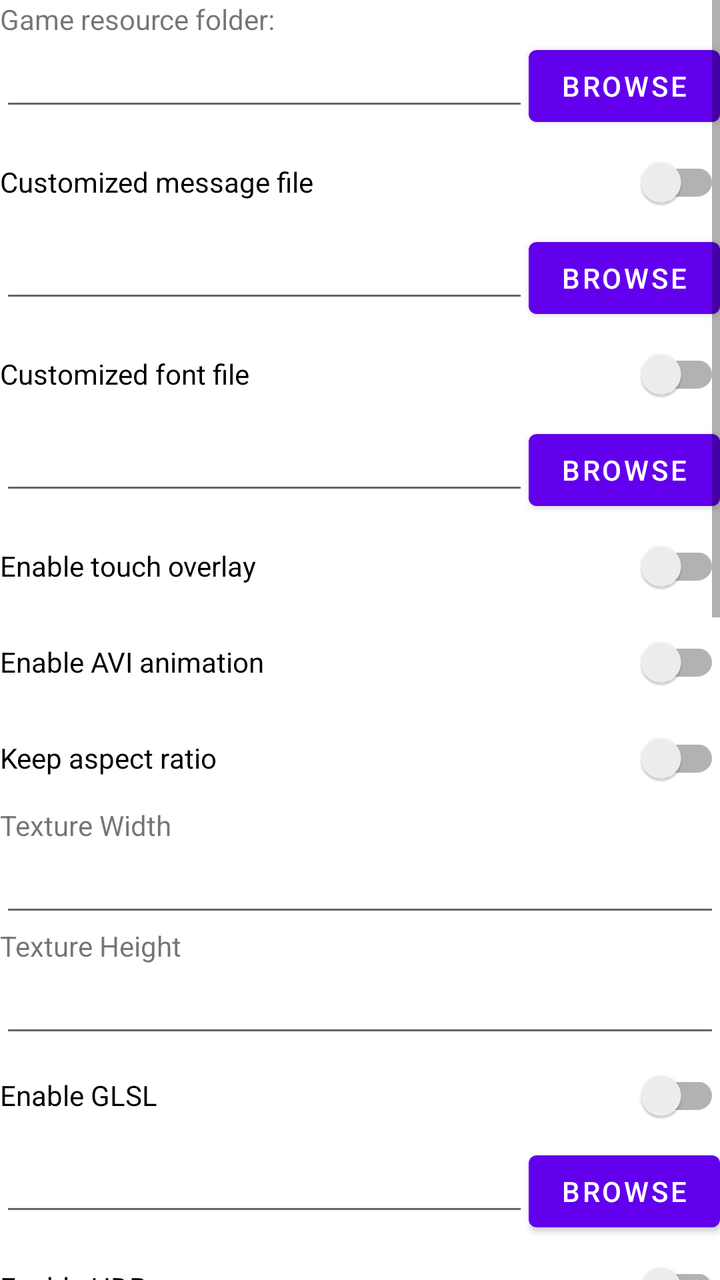
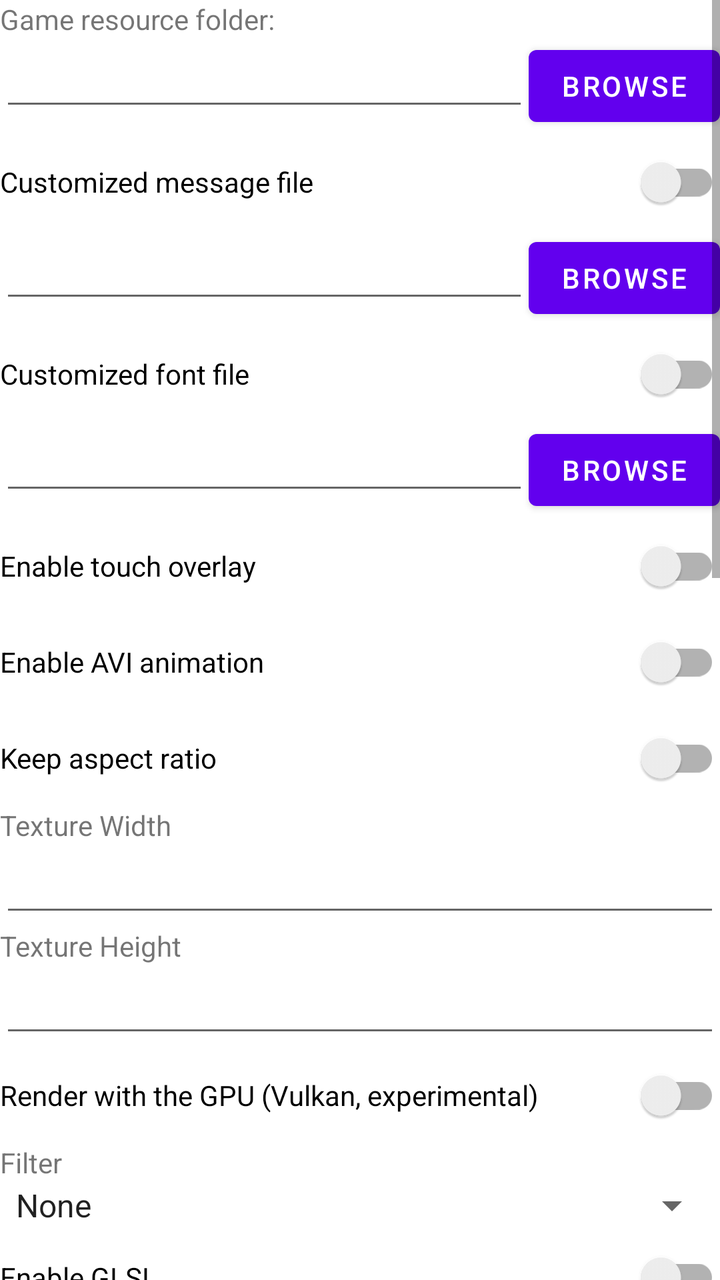

Two renders of the same Android screen: before a commit and after it. Below are the layout's source before the change and the commit's diff.
<!-- AndroidManifest.xml: fallback theme Theme.MaterialComponents.DayNight.NoActionBar -->
<!-- res/layout/content_settings.xml -->
<?xml version="1.0" encoding="utf-8"?>
<android.widget.LinearLayout xmlns:android="http://schemas.android.com/apk/res/android"
    xmlns:app="http://schemas.android.com/apk/res-auto"
    xmlns:tools="http://schemas.android.com/tools"
    android:layout_width="match_parent"
    android:layout_height="match_parent"
    app:layout_behavior="@string/appbar_scrolling_view_behavior"
    tools:context="com.sdlpal.sdlpal.SettingsActivity"
    tools:showIn="@layout/activity_settings">

    <ScrollView
        android:id="@+id/svParent"
        android:layout_width="match_parent"
        android:layout_height="match_parent">

        <LinearLayout
            android:layout_width="match_parent"
            android:layout_height="match_parent"
            android:orientation="vertical"
            android:focusable="true" 
            android:focusableInTouchMode="true"
            >

            <TextView
                android:id="@+id/autotext"
                android:nextFocusUp="@id/autotext" 
                android:nextFocusLeft="@id/autotext"
                android:layout_width="wrap_content"
                android:layout_height="wrap_content"
                android:text="@string/label_folder"
                tools:layout_editor_absoluteX="8dp"
                tools:layout_editor_absoluteY="-1dp" />

            <LinearLayout
                android:layout_width="match_parent"
                android:layout_height="wrap_content"
                android:orientation="horizontal">
                <EditText
                    android:id="@+id/edFolder"
                    android:layout_width="0dp"
                    android:layout_height="wrap_content"
                    android:layout_weight="1"
                    android:ems="10"
                    android:inputType="textUri"
                    tools:layout_editor_absoluteX="8dp"
                    tools:layout_editor_absoluteY="16dp" />
                <Button
                    android:id="@+id/btnBrowseFolder"
                    android:layout_width="wrap_content"
                    android:layout_height="wrap_content"
                    android:text="@string/action_browse" />
            </LinearLayout>

            <androidx.appcompat.widget.SwitchCompat
                android:id="@+id/swMsgFile"
                android:layout_width="match_parent"
                android:layout_height="wrap_content"
                android:text="@string/action_usemsgfile"
                tools:layout_editor_absoluteX="8dp"
                tools:layout_editor_absoluteY="191dp" />

            <LinearLayout
                android:layout_width="match_parent"
                android:layout_height="wrap_content"
                android:orientation="horizontal">
                <EditText
                    android:id="@+id/edMsgFile"
                    android:layout_width="0dp"
                    android:layout_height="wrap_content"
                    android:layout_weight="1"
                    android:ems="10"
                    android:inputType="textUri" />

                <Button
                    android:id="@+id/btnBrowseMsgFile"
                    android:layout_width="wrap_content"
                    android:layout_height="wrap_content"
                    android:text="@string/action_browse" />
            </LinearLayout>

            <androidx.appcompat.widget.SwitchCompat
                android:id="@+id/swFontFile"
                android:layout_width="match_parent"
                android:layout_height="wrap_content"
                android:text="@string/action_usefontfile" />

            <LinearLayout
                android:layout_width="match_parent"
                android:layout_height="wrap_content"
                android:orientation="horizontal">
                <EditText
                    android:id="@+id/edFontFile"
                    android:layout_width="0dp"
                    android:layout_height="wrap_content"
                    android:ems="10"
                    android:layout_weight="1"
                    android:inputType="textUri" />
                <Button
                    android:id="@+id/btnBrowseFontFile"
                    android:layout_width="wrap_content"
                    android:layout_height="wrap_content"
                    android:text="@string/action_browse" />
            </LinearLayout>

            <androidx.appcompat.widget.SwitchCompat
                android:id="@+id/swTouch"
                android:layout_width="match_parent"
                android:layout_height="wrap_content"
                android:text="@string/action_touch"
                tools:layout_editor_absoluteX="8dp"
                tools:layout_editor_absoluteY="228dp" />

            <androidx.appcompat.widget.SwitchCompat
                android:id="@+id/swAVI"
                android:layout_width="match_parent"
                android:layout_height="wrap_content"
                android:text="@string/action_avi"
                tools:layout_editor_absoluteX="8dp"
                tools:layout_editor_absoluteY="228dp" />

            <androidx.appcompat.widget.SwitchCompat
                android:id="@+id/swAspect"
                android:layout_width="match_parent"
                android:layout_height="wrap_content"
                android:text="@string/action_aspect"
                tools:layout_editor_absoluteX="8dp"
                tools:layout_editor_absoluteY="269dp" />

            <TextView
                android:id="@+id/textView"
                android:layout_width="match_parent"
                android:layout_height="wrap_content"
                android:text="@string/texture_width" />

            <EditText
                android:id="@+id/edTextureWidth"
                android:layout_width="match_parent"
                android:layout_height="wrap_content"
                android:ems="10"
                android:inputType="numberSigned" />

            <TextView
                android:id="@+id/textView2"
                android:layout_width="match_parent"
                android:layout_height="wrap_content"
                android:text="@string/texture_height" />

            <EditText
                android:id="@+id/edTextureHeight"
                android:layout_width="match_parent"
                android:layout_height="wrap_content"
                android:ems="10"
                android:inputType="numberSigned" />

            <androidx.appcompat.widget.SwitchCompat
                android:id="@+id/swEnableGLSL"
                android:layout_width="match_parent"
                android:layout_height="wrap_content"
                android:text="@string/enable_glsl"
                tools:layout_editor_absoluteX="8dp"
                tools:layout_editor_absoluteY="228dp" />

            <LinearLayout
                android:id="@+id/glslBlock"
                android:layout_width="match_parent"
                android:layout_height="match_parent"
                android:focusable="true"
                android:focusableInTouchMode="true"
                android:orientation="vertical">

                <LinearLayout
                    android:layout_width="match_parent"
                    android:layout_height="match_parent"
                    android:orientation="horizontal">

                    <EditText
                        android:id="@+id/edShader"
                        android:layout_width="0dp"
                        android:layout_height="wrap_content"
                        android:layout_weight="1"
                        android:ems="10"
                        android:inputType="textUri" />

                    <Button
                        android:id="@+id/btnBrowseShader"
                        android:layout_width="wrap_content"
                        android:layout_height="wrap_content"
                        android:text="@string/action_browse" />
                </LinearLayout>

                <androidx.appcompat.widget.SwitchCompat
                    android:id="@+id/swEnableHDR"
                    android:layout_width="match_parent"
                    android:layout_height="wrap_content"
                    android:text="@string/enable_hdr"
                    tools:layout_editor_absoluteX="8dp"
                    tools:layout_editor_absoluteY="228dp" />

            </LinearLayout>

            <androidx.appcompat.widget.SwitchCompat
                android:id="@+id/swStereo"
                android:layout_width="match_parent"
                android:layout_height="wrap_content"
                android:text="@string/action_stereo"
                tools:layout_editor_absoluteX="8dp"
                tools:layout_editor_absoluteY="311dp" />

            <TextView
                android:layout_width="match_parent"
                android:layout_height="wrap_content"
                android:text="@string/label_musvol" />

            <SeekBar
                android:id="@+id/sbMusVol"
                android:layout_width="match_parent"
                android:layout_height="wrap_content"
                android:max="100" />

            <TextView
                android:layout_width="match_parent"
                android:layout_height="wrap_content"
                android:text="@string/label_sfxvol" />

            <SeekBar
                android:id="@+id/sbSFXVol"
                android:layout_width="match_parent"
                android:layout_height="wrap_content"
                android:max="100" />

            <TextView
                android:layout_width="match_parent"
                android:layout_height="wrap_content"
                android:text="@string/label_quality" />

            <SeekBar
                android:id="@+id/sbQuality"
                android:layout_width="match_parent"
                android:layout_height="wrap_content"
                android:max="4" />

            <TextView
                android:layout_width="match_parent"
                android:layout_height="wrap_content"
                android:text="@string/label_audrate" />

            <androidx.appcompat.widget.AppCompatSpinner
                android:id="@+id/spSample"
                android:layout_width="match_parent"
                android:layout_height="wrap_content"
                android:entries="@array/audio_rate"/>

            <TextView
                android:layout_width="match_parent"
                android:layout_height="wrap_content"
                android:text="@string/label_bufsize" />

            <androidx.appcompat.widget.AppCompatSpinner
                android:id="@+id/spBuffer"
                android:layout_width="match_parent"
                android:layout_height="wrap_content"
                android:entries="@array/buffer_size" />

            <TextView
                android:layout_width="match_parent"
                android:layout_height="wrap_content"
                android:text="@string/label_cdfmt" />

            <androidx.appcompat.widget.AppCompatSpinner
                android:id="@+id/spCDFmt"
                android:layout_width="match_parent"
                android:layout_height="wrap_content"
                android:entries="@array/cd_format" />

            <TextView
                android:layout_width="match_parent"
                android:layout_height="wrap_content"
                android:text="@string/label_musfmt" />

            <androidx.appcompat.widget.AppCompatSpinner
                android:id="@+id/spMusFmt"
                android:layout_width="match_parent"
                android:layout_height="wrap_content"
                android:entries="@array/music_format" />

            <LinearLayout
                android:id="@+id/layoutOPL"
                android:layout_width="match_parent"
                android:layout_height="match_parent"
                android:orientation="vertical">

                <TextView
                    android:layout_width="match_parent"
                    android:layout_height="wrap_content"
                    android:text="@string/label_oplrate" />

                <androidx.appcompat.widget.AppCompatSpinner
                    android:id="@+id/spOPLRate"
                    android:layout_width="match_parent"
                    android:layout_height="wrap_content"
                    android:entries="@array/opl_rate" />

                <TextView
                    android:layout_width="match_parent"
                    android:layout_height="wrap_content"
                    android:text="@string/label_oplcore" />

                <androidx.appcompat.widget.AppCompatSpinner
                    android:id="@+id/spOPLCore"
                    android:layout_width="match_parent"
                    android:layout_height="wrap_content"
                    android:entries="@array/opl_core" />

                <TextView
                    android:layout_width="match_parent"
                    android:layout_height="wrap_content"
                    android:text="@string/label_oplchip" />

                <androidx.appcompat.widget.AppCompatSpinner
                    android:id="@+id/spOPLChip"
                    android:layout_width="match_parent"
                    android:layout_height="wrap_content"
                    android:entries="@array/opl_chip" />

                <androidx.appcompat.widget.SwitchCompat
                    android:id="@+id/swSurround"
                    android:layout_width="match_parent"
                    android:layout_height="wrap_content"
                    android:text="@string/action_suropl" />

            </LinearLayout>

            <TextView
                android:layout_width="match_parent"
                android:layout_height="wrap_content"
                android:text="@string/label_loglevel" />

            <androidx.appcompat.widget.AppCompatSpinner
                android:id="@+id/spLogLevel"
                android:layout_width="match_parent"
                android:layout_height="wrap_content"
                android:entries="@array/log_level" />

            <androidx.appcompat.widget.SwitchCompat
                android:id="@+id/swLogFile"
                android:layout_width="match_parent"
                android:layout_height="wrap_content"
                android:text="@string/action_uselogfile" />

            <EditText
                android:id="@+id/edLogFile"
                android:layout_width="match_parent"
                android:layout_height="wrap_content"
                android:ems="10"
                android:inputType="textUri" />

            <androidx.gridlayout.widget.GridLayout
                app:columnCount="3"
                app:rowCount="1"
                android:layout_width="match_parent"
                android:layout_height="match_parent">

                <Button
                    android:id="@+id/btnDefault"
                    android:layout_width="wrap_content"
                    android:layout_height="wrap_content"
                    android:layout_alignParentLeft="true"
                    android:layout_alignParentStart="true"
                    android:layout_centerVertical="true"
                    android:text="@string/action_default"
                    app:layout_column="0"
                    app:layout_columnWeight="1" />

                <Button
                    android:id="@+id/btnReset"
                    android:layout_width="wrap_content"
                    android:layout_height="wrap_content"
                    android:layout_alignParentEnd="true"
                    android:layout_alignParentRight="true"
                    android:layout_centerVertical="true"
                    android:text="@string/action_restore"
                    app:layout_column="1"
                    app:layout_columnWeight="1" />

                <Button
                    android:id="@+id/btnFinish"
                    android:layout_width="wrap_content"
                    android:layout_height="wrap_content"
                    android:layout_alignParentEnd="true"
                    android:layout_alignParentRight="true"
                    android:layout_centerVertical="true"
                    android:text="@string/action_finish"
                    app:layout_column="2"
                    app:layout_columnWeight="1" />
            </androidx.gridlayout.widget.GridLayout>

        </LinearLayout>
    </ScrollView>
</android.widget.LinearLayout>
<!-- res/layout/activity_settings.xml (included above) -->
<?xml version="1.0" encoding="utf-8"?>
<androidx.coordinatorlayout.widget.CoordinatorLayout xmlns:android="http://schemas.android.com/apk/res/android"
    xmlns:app="http://schemas.android.com/apk/res-auto"
    xmlns:tools="http://schemas.android.com/tools"
    android:layout_width="match_parent"
    android:layout_height="match_parent"
    tools:context="com.sdlpal.sdlpal.SettingsActivity">

    <com.google.android.material.appbar.AppBarLayout
        android:layout_width="match_parent"
        android:layout_height="wrap_content"
        android:theme="@style/AppTheme.AppBarOverlay">

        <androidx.appcompat.widget.Toolbar
            android:id="@+id/toolbar"
            android:layout_width="match_parent"
            android:layout_height="?attr/actionBarSize"
            app:popupTheme="@style/AppTheme.PopupOverlay"
            app:subtitle="@string/title_settings"
            app:title="@string/app_name" />

    </com.google.android.material.appbar.AppBarLayout>

    <include layout="@layout/content_settings" />

</androidx.coordinatorlayout.widget.CoordinatorLayout>
<!-- resources referenced by this layout -->
<resources>
  <string-array name="audio_rate" translatable="false">
          <item>11025</item>
          <item>22050</item>
          <item>44100</item>
          <item>48000</item>
      </string-array>
  <string-array name="buffer_size" translatable="false">
          <item>512</item>
          <item>1024</item>
          <item>2048</item>
          <item>4096</item>
          <item>8192</item>
      </string-array>
  <string-array name="cd_format" translatable="false">
          <item>None</item>
          <item>MP3</item>
          <item>OGG</item>
          <item>OPUS</item>
      </string-array>
  <string-array name="log_level">
          <item>Verbose</item>
          <item>Debug</item>
          <item>Informational</item>
          <item>Warning</item>
          <item>Error</item>
          <item>Fatal</item>
      </string-array>
  <string-array name="music_format" translatable="false">
          <item>MIDI</item>
          <item>RIX</item>
          <item>MP3</item>
          <item>OGG</item>
          <item>OPUS</item>
      </string-array>
  <string-array name="opl_chip" translatable="false">
          <item>OPL2</item>
          <item>OPL3</item>
      </string-array>
  <string-array name="opl_core" translatable="false">
          <item>MAME</item>
          <item>DBFLT</item>
          <item>DBINT</item>
          <item>NUKED</item>
      </string-array>
  <string-array name="opl_rate" translatable="false">
          <item>11025</item>
          <item>12429</item>
          <item>22050</item>
          <item>24858</item>
          <item>44100</item>
          <item>49716</item>
      </string-array>
  <string name="action_aspect">Keep aspect ratio</string>
  <string name="action_avi">Enable AVI animation</string>
  <string name="action_browse">Browse</string>
  <string name="action_default">Default</string>
  <string name="action_finish">Finish</string>
  <string name="action_restore">Reset</string>
  <string name="action_stereo">Stereo</string>
  <string name="action_suropl">Surround OPL</string>
  <string name="action_touch">Enable touch overlay</string>
  <string name="action_usefontfile">Customized font file</string>
  <string name="action_uselogfile">Log to file</string>
  <string name="action_usemsgfile">Customized message file</string>
  <string name="app_name" translatable="false">Pal</string>
  <string name="enable_glsl">Enable GLSL</string>
  <string name="enable_hdr">Enable HDR</string>
  <string name="label_audrate">Audio samplerate</string>
  <string name="label_bufsize">Audio buffer size</string>
  <string name="label_cdfmt">CD track format</string>
  <string name="label_folder">Game resource folder:</string>
  <string name="label_loglevel">Logging level</string>
  <string name="label_musfmt">Music format</string>
  <string name="label_musvol">Music volume</string>
  <string name="label_oplchip">OPL emulator chip</string>
  <string name="label_oplcore">OPL emulator core</string>
  <string name="label_oplrate">OPL emulator\'s samplerate</string>
  <string name="label_quality">Audio quality</string>
  <string name="label_sfxvol">SFX volume</string>
  <string name="texture_height">Texture Height</string>
  <string name="texture_width">Texture Width</string>
  <string name="title_settings">Settings</string>
  <style name="AppTheme.AppBarOverlay" parent="ThemeOverlay.AppCompat.Dark.ActionBar" />
  <style name="AppTheme.PopupOverlay" parent="ThemeOverlay.AppCompat.Light" />
</resources>

<!-- the commit's change to res/layout/content_settings.xml (unified diff, before → after) -->
@@ -151,6 +151,31 @@
                 android:layout_height="wrap_content"
                 android:ems="10"
                 android:inputType="numberSigned" />
+
+            <androidx.appcompat.widget.SwitchCompat
+                android:id="@+id/swEnableGPU"
+                android:layout_width="match_parent"
+                android:layout_height="wrap_content"
+                android:text="@string/enable_gpu" />
+
+            <LinearLayout
+                android:id="@+id/gpuBlock"
+                android:layout_width="match_parent"
+                android:layout_height="wrap_content"
+                android:orientation="vertical">
+
+                <TextView
+                    android:layout_width="match_parent"
+                    android:layout_height="wrap_content"
+                    android:text="@string/label_filter" />
+
+                <androidx.appcompat.widget.AppCompatSpinner
+                    android:id="@+id/spFilter"
+                    android:layout_width="match_parent"
+                    android:layout_height="wrap_content"
+                    android:entries="@array/gpu_filter" />
+
+            </LinearLayout>
 
             <androidx.appcompat.widget.SwitchCompat
                 android:id="@+id/swEnableGLSL"
<!-- resource entries referenced after the edit -->
@@ -18,6 +18,12 @@
           <item>MP3</item>
           <item>OGG</item>
           <item>OPUS</item>
+      </string-array>
+  <string-array name="gpu_filter">
+          <item>None</item>
+          <item>CRT</item>
+          <item>Cartoon</item>
+          <item>Reverse colors</item>
       </string-array>
   <string-array name="log_level">
           <item>Verbose</item>
@@ -66,10 +72,12 @@
   <string name="action_usemsgfile">Customized message file</string>
   <string name="app_name" translatable="false">Pal</string>
   <string name="enable_glsl">Enable GLSL</string>
+  <string name="enable_gpu">Render with the GPU (Vulkan, experimental)</string>
   <string name="enable_hdr">Enable HDR</string>
   <string name="label_audrate">Audio samplerate</string>
   <string name="label_bufsize">Audio buffer size</string>
   <string name="label_cdfmt">CD track format</string>
+  <string name="label_filter">Filter</string>
   <string name="label_folder">Game resource folder:</string>
   <string name="label_loglevel">Logging level</string>
   <string name="label_musfmt">Music format</string>
